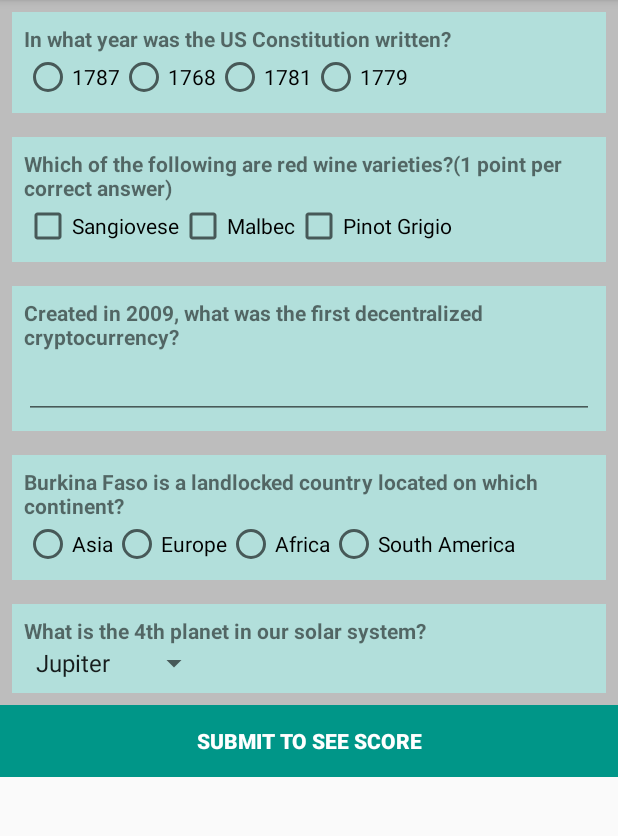
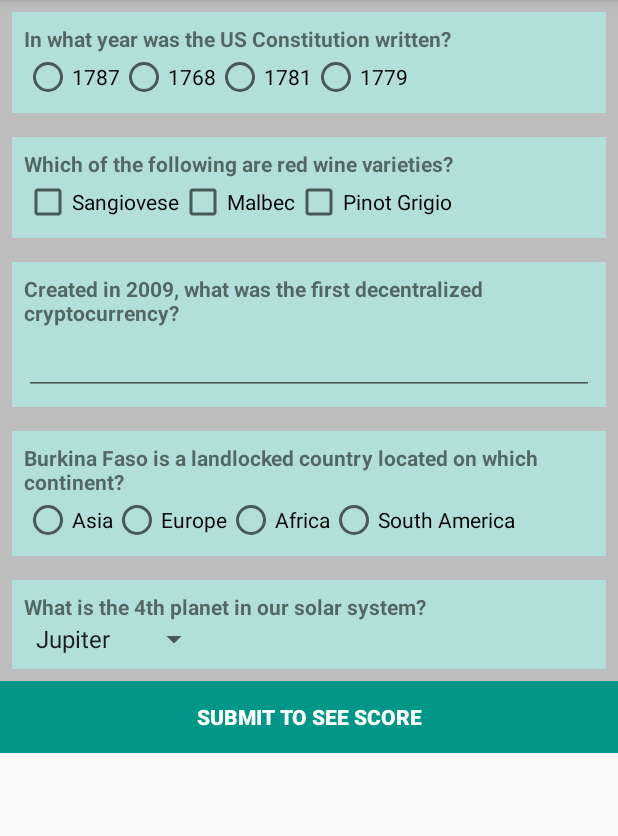
Before and after one commit to atiffany/TriviaApp, an Android app: the screen it shows after launch (MainActivity), after a tap on "SUBMIT TO SEE SCORE", on a phone screen of 412 x 824 dp, the part 84-920 px from its top. Run offline under Robolectric (Android 15) with nearby library versions, the phone set to English and light mode, and no system bars.

Commit message:
cleaning up code with help

```diff
--- a/app/src/main/java/com/abbytiffany/quiz/MainActivity.java
+++ b/app/src/main/java/com/abbytiffany/quiz/MainActivity.java
@@ -8,15 +8,15 @@ import android.view.View;
 import android.view.inputmethod.InputMethodManager;
 import android.widget.ArrayAdapter;
 import android.widget.CheckBox;
+import android.widget.CompoundButton;
 import android.widget.EditText;
-import android.widget.RadioButton;
 import android.widget.Spinner;
 import android.widget.Toast;
 
 public class MainActivity extends AppCompatActivity {
 
     int score = 0;
-    int total = 6;
+    int total = 5;
 
 
     @Override
@@ -55,36 +55,30 @@ public class MainActivity extends AppCompatActivity {
         score++;
     }
 
-    public void onRadioButtonClicked(int resource) {
-        RadioButton radio = findViewById(resource);
-        boolean checked = radio.isChecked();
+    public boolean onMergedButtonClicked(int resource) {
+        CompoundButton check = findViewById(resource);
+        boolean checked = check.isChecked();
+        boolean flag = false;
         switch (resource) {
+            case R.id.correct_answer_2_a:
+            case R.id.correct_answer_2_b:
+                CheckBox wrongAnswer = findViewById(R.id.answer_2_c);
+                if (checked && !wrongAnswer.isChecked()) {
+                    flag = true;
+
+                }
+                break;
             case R.id.correct_answer_1:
             case R.id.correct_answer_4:
                 if (checked) {
                     updateScore();
-                    break;
+
                 }
-                else break;
+                break;
             default:
                 break;
         }
-    }
-
-    public void onCheckBoxClicked(int resource) {
-        CheckBox check = findViewById(resource);
-        boolean checked = check.isChecked();
-        switch (resource) {
-            case R.id.correct_answer_2_a:
-            case R.id.correct_answer_2_b:
-                if (checked) {
-                    updateScore();
-                    break;
-                }
-                else break;
-            default:
-                break;
-        }
+        return flag;
     }
 
     public void checkIfTextIsCorrect(int resource) {
@@ -112,11 +106,12 @@ public class MainActivity extends AppCompatActivity {
     }
 
     public void displayFinalScore(View view) {
-        onRadioButtonClicked(R.id.correct_answer_1);
-        onCheckBoxClicked(R.id.correct_answer_2_a);
-        onCheckBoxClicked(R.id.correct_answer_2_b);
+        onMergedButtonClicked(R.id.correct_answer_1);
+        if (onMergedButtonClicked(R.id.correct_answer_2_a) && onMergedButtonClicked(R.id.correct_answer_2_b)){
+            updateScore();
+        }
         checkIfTextIsCorrect(R.id.answer_3);
-        onRadioButtonClicked(R.id.correct_answer_4);
+        onMergedButtonClicked(R.id.correct_answer_4);
         checkIfSpinnerIsCorrect(R.id.question_5_spinner);
 
         String answer = getString(R.string.your_score_is) + " : " + score + "/" + total;
--- a/app/src/main/res/layout/activity_main.xml
+++ b/app/src/main/res/layout/activity_main.xml
@@ -95,6 +95,7 @@
                     android:layout_height="wrap_content"
                     android:text="@string/answer_2_b"/>
                 <CheckBox
+                    android:id="@+id/answer_2_c"
                     android:layout_width="wrap_content"
                     android:layout_height="wrap_content"
                     android:text="@string/answer_2_c"/>
--- a/app/src/main/res/values/strings.xml
+++ b/app/src/main/res/values/strings.xml
@@ -4,7 +4,7 @@
 
     <!-- Questions -->
     <string name="question_1">In what year was the US Constitution written?</string>
-    <string name="question_2">Which of the following are red wine varieties?(1 point per correct answer)</string>
+    <string name="question_2">Which of the following are red wine varieties?</string>
     <string name="question_3">Created in 2009, what was the first decentralized cryptocurrency?</string>
     <string name="question_4">Burkina Faso is a landlocked country located on which continent?</string>
     <string name="question_5">What is the 4th planet in our solar system?</string>
```
